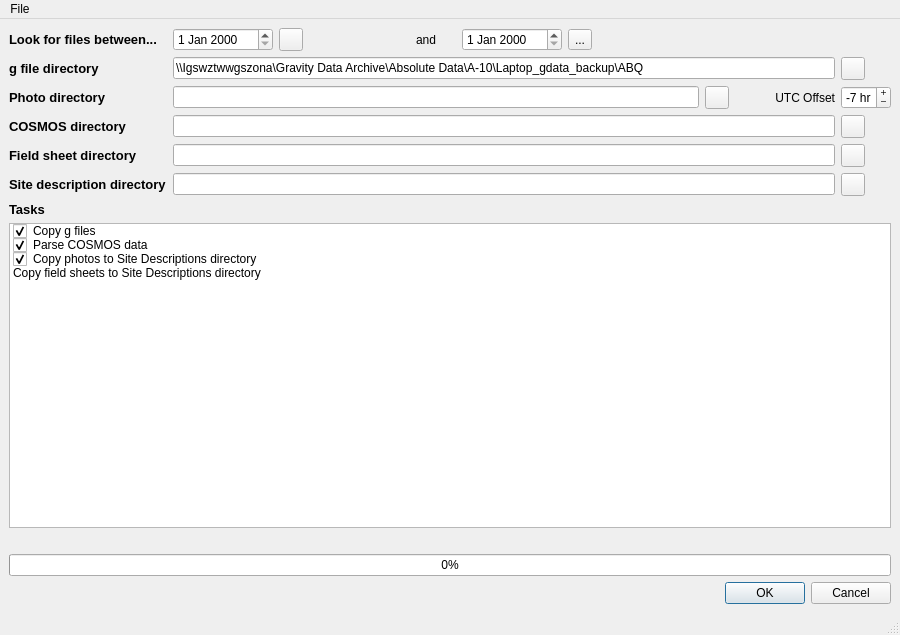
Old version of the form ingestor/ui/ingestor.ui in the repository jkennedy-usgs/sgp-utils.
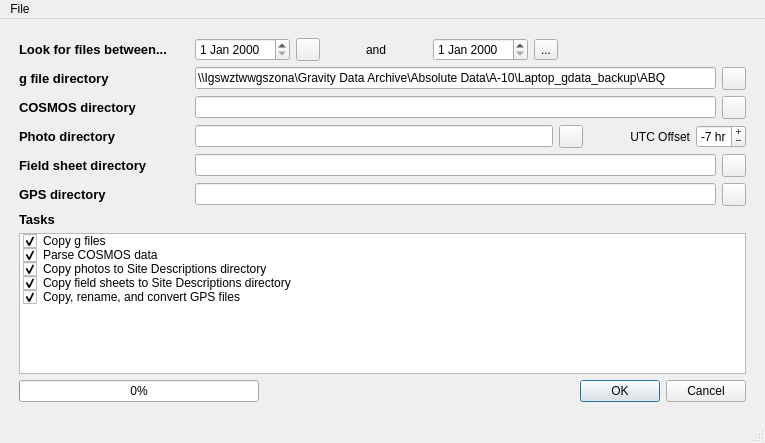
New version of the form. Icons and pictures are not drawn.

Commit message: Moved site description, GPS destination dirs to .ini file. Added GPS functionality.

What changed in the file:
```diff
--- a/ingestor/ui/ingestor.ui
+++ b/ingestor/ui/ingestor.ui
@@ -9,20 +9,26 @@
    <rect>
     <x>0</x>
     <y>0</y>
-    <width>900</width>
-    <height>635</height>
+    <width>765</width>
+    <height>443</height>
    </rect>
   </property>
+  <property name="sizePolicy">
+   <sizepolicy hsizetype="Preferred" vsizetype="Preferred">
+    <horstretch>0</horstretch>
+    <verstretch>0</verstretch>
+   </sizepolicy>
+  </property>
   <property name="minimumSize">
    <size>
-    <width>900</width>
-    <height>0</height>
+    <width>700</width>
+    <height>400</height>
    </size>
   </property>
   <property name="maximumSize">
    <size>
     <width>1200</width>
-    <height>16777215</height>
+    <height>800</height>
    </size>
   </property>
   <property name="windowTitle">
@@ -30,168 +36,52 @@
   </property>
   <widget class="QWidget" name="centralwidget">
    <layout class="QGridLayout" name="gridLayout">
-    <item row="5" column="8">
-     <widget class="QToolButton" name="fileBtn_photo">
-      <property name="text">
-       <string/>
+    <item row="0" column="0">
+     <layout class="QVBoxLayout" name="verticalLayout_3">
+      <property name="sizeConstraint">
+       <enum>QLayout::SetNoConstraint</enum>
       </property>
-      <property name="icon">
-       <iconset>
-        <normaloff>folder.png</normaloff>folder.png</iconset>
+      <property name="leftMargin">
+       <number>10</number>
       </property>
-     </widget>
-    </item>
-    <item row="10" column="10">
-     <widget class="QToolButton" name="fileBtn_sitedescription">
-      <property name="text">
-       <string/>
+      <property name="topMargin">
+       <number>10</number>
       </property>
-      <property name="icon">
-       <iconset>
-        <normaloff>folder.png</normaloff>folder.png</iconset>
+      <property name="rightMargin">
+       <number>10</number>
       </property>
-     </widget>
-    </item>
-    <item row="6" column="1" colspan="9">
-     <widget class="QLineEdit" name="cosmosLineEdit">
-      <property name="minimumSize">
-       <size>
-        <width>620</width>
-        <height>0</height>
-       </size>
+      <property name="bottomMargin">
+       <number>10</number>
       </property>
-     </widget>
-    </item>
-    <item row="7" column="1" colspan="9">
-     <widget class="QLineEdit" name="fieldsheetLineEdit">
-      <property name="minimumSize">
-       <size>
-        <width>620</width>
-        <height>0</height>
-       </size>
-      </property>
-     </widget>
-    </item>
-    <item row="7" column="10">
-     <widget class="QToolButton" name="fileBtn_fieldsheet">
-      <property name="text">
-       <string/>
-      </property>
-      <property name="icon">
-       <iconset>
-        <normaloff>folder.png</normaloff>folder.png</iconset>
-      </property>
-     </widget>
-    </item>
-    <item row="10" column="1" colspan="9">
-     <widget class="QLineEdit" name="sitedescriptionLineEdit">
-      <property name="minimumSize">
-       <size>
-        <width>620</width>
-        <height>0</height>
-       </size>
-      </property>
-     </widget>
-    </item>
-    <item row="6" column="10">
-     <widget class="QToolButton" name="fileBtn_cosmos">
-      <property name="text">
-       <string/>
-      </property>
-      <property name="icon">
-       <iconset>
-        <normaloff>folder.png</normaloff>folder.png</iconset>
-      </property>
-     </widget>
-    </item>
-    <item row="3" column="1" colspan="9">
-     <widget class="QLineEdit" name="gLineEdit">
-      <property name="text">
-       <string>\\Igswztwwgszona\Gravity Data Archive\Absolute Data\A-10\Laptop_gdata_backup\ABQ</string>
-      </property>
-     </widget>
-    </item>
-    <item row="13" column="0" colspan="11">
-     <widget class="QLabel" name="statusLabel">
-      <property name="enabled">
-       <bool>true</bool>
-      </property>
-      <property name="text">
-       <string/>
-      </property>
-     </widget>
-    </item>
-    <item row="12" column="0" colspan="11">
-     <widget class="QListWidget" name="listWidget">
       <item>
-       <property name="text">
-        <string>Copy g files</string>
-       </property>
-       <property name="checkState">
-        <enum>Checked</enum>
-       </property>
-      </item>
+       <layout class="QHBoxLayout" name="horizontalLayout_5">
       <item>
-       <property name="text">
-        <string>Parse COSMOS data</string>
-       </property>
-       <property name="checkState">
-        <enum>Checked</enum>
-       </property>
-      </item>
-      <item>
-       <property name="text">
-        <string>Copy photos to Site Descriptions directory</string>
-       </property>
-       <property name="checkState">
-        <enum>Checked</enum>
-       </property>
-      </item>
-      <item>
-       <property name="text">
-        <string>Copy field sheets to Site Descriptions directory</string>
-       </property>
-       <property name="checkState">
-        <enum>Unchecked</enum>
-       </property>
-      </item>
-     </widget>
-    </item>
-    <item row="5" column="10">
-     <widget class="QSpinBox" name="timeSpinBox">
+         <widget class="QLabel" name="label_2">
       <property name="minimumSize">
        <size>
-        <width>0</width>
+            <width>170</width>
         <height>0</height>
        </size>
       </property>
       <property name="maximumSize">
        <size>
-        <width>50</width>
+            <width>160</width>
         <height>16777215</height>
        </size>
       </property>
-      <property name="buttonSymbols">
-       <enum>QAbstractSpinBox::PlusMinus</enum>
-      </property>
-      <property name="suffix">
-       <string> hr</string>
-      </property>
-      <property name="minimum">
-       <number>-12</number>
-      </property>
-      <property name="maximum">
-       <number>12</number>
-      </property>
-      <property name="value">
-       <number>-7</number>
+          <property name="font">
+           <font>
+            <pointsize>10</pointsize>
+            <weight>75</weight>
+            <bold>true</bold>
+           </font>
+          </property>
+          <property name="text">
+           <string>Look for files between...</string>
       </property>
      </widget>
     </item>
-    <item row="5" column="1" colspan="7">
-     <widget class="QLineEdit" name="photoLineEdit"/>
-    </item>
-    <item row="2" column="1">
+        <item>
      <widget class="QDateEdit" name="startDateEdit">
       <property name="minimumSize">
        <size>
@@ -207,25 +97,120 @@
       </property>
      </widget>
     </item>
-    <item row="15" column="7" colspan="4">
-     <widget class="QDialogButtonBox" name="buttonBox">
+        <item>
+         <widget class="QToolButton" name="toolBtnCal1">
+          <property name="text">
+           <string/>
+          </property>
+          <property name="icon">
+           <iconset>
+            <normaloff>cal.jpg</normaloff>cal.jpg</iconset>
+          </property>
+          <property name="checkable">
+           <bool>false</bool>
+          </property>
+         </widget>
+        </item>
+        <item>
+         <spacer name="horizontalSpacer_3">
       <property name="orientation">
        <enum>Qt::Horizontal</enum>
       </property>
-      <property name="standardButtons">
-       <set>QDialogButtonBox::Cancel|QDialogButtonBox::Ok</set>
-      </property>
-     </widget>
-    </item>
-    <item row="14" column="0" colspan="11">
-     <widget class="QProgressBar" name="progressBar">
-      <property name="value">
-       <number>0</number>
-      </property>
-     </widget>
-    </item>
-    <item row="3" column="0">
+          <property name="sizeType">
+           <enum>QSizePolicy::Fixed</enum>
+          </property>
+          <property name="sizeHint" stdset="0">
+           <size>
+            <width>40</width>
+            <height>20</height>
+           </size>
+          </property>
+         </spacer>
+        </item>
+        <item>
+         <widget class="QLabel" name="label_3">
+          <property name="sizePolicy">
+           <sizepolicy hsizetype="Preferred" vsizetype="Preferred">
+            <horstretch>0</horstretch>
+            <verstretch>0</verstretch>
+           </sizepolicy>
+          </property>
+          <property name="maximumSize">
+           <size>
+            <width>40</width>
+            <height>16777215</height>
+           </size>
+          </property>
+          <property name="text">
+           <string>and</string>
+          </property>
+         </widget>
+        </item>
+        <item>
+         <spacer name="horizontalSpacer_4">
+          <property name="orientation">
+           <enum>Qt::Horizontal</enum>
+          </property>
+          <property name="sizeType">
+           <enum>QSizePolicy::Fixed</enum>
+          </property>
+          <property name="sizeHint" stdset="0">
+           <size>
+            <width>40</width>
+            <height>20</height>
+           </size>
+          </property>
+         </spacer>
+        </item>
+        <item>
+         <widget class="QDateEdit" name="endDateEdit">
+          <property name="maximumSize">
+           <size>
+            <width>120</width>
+            <height>16777215</height>
+           </size>
+          </property>
+         </widget>
+        </item>
+        <item>
+         <widget class="QToolButton" name="toolBtnCal2">
+          <property name="text">
+           <string>...</string>
+          </property>
+          <property name="icon">
+           <iconset>
+            <normaloff>cal.jpg</normaloff>cal.jpg</iconset>
+          </property>
+         </widget>
+        </item>
+        <item>
+         <spacer name="horizontalSpacer_2">
+          <property name="orientation">
+           <enum>Qt::Horizontal</enum>
+          </property>
+          <property name="sizeType">
+           <enum>QSizePolicy::Expanding</enum>
+          </property>
+          <property name="sizeHint" stdset="0">
+           <size>
+            <width>40</width>
+            <height>20</height>
+           </size>
+          </property>
+         </spacer>
+        </item>
+       </layout>
+      </item>
+      <item>
+       <layout class="QHBoxLayout" name="horizontalLayout_2">
+        <item>
      <widget class="QLabel" name="label">
+          <property name="minimumSize">
+           <size>
+            <width>170</width>
+            <height>0</height>
+           </size>
+          </property>
       <property name="font">
        <font>
         <pointsize>10</pointsize>
@@ -241,22 +226,44 @@
       </property>
      </widget>
     </item>
-    <item row="2" column="2">
-     <widget class="QToolButton" name="toolBtnCal1">
+        <item>
+         <widget class="QLineEdit" name="gLineEdit">
+          <property name="minimumSize">
+           <size>
+            <width>400</width>
+            <height>0</height>
+           </size>
+          </property>
+          <property name="text">
+           <string>\\Igswztwwgszona\Gravity Data Archive\Absolute Data\A-10\Laptop_gdata_backup\ABQ</string>
+          </property>
+         </widget>
+        </item>
+        <item>
+         <widget class="QToolButton" name="fileBtn_g">
       <property name="text">
        <string/>
       </property>
       <property name="icon">
        <iconset>
-        <normaloff>cal.jpg</normaloff>cal.jpg</iconset>
-      </property>
-      <property name="checkable">
-       <bool>false</bool>
+            <normaloff>folder.png</normaloff>folder.png</iconset>
       </property>
      </widget>
     </item>
-    <item row="6" column="0">
+       </layout>
+      </item>
+      <item>
+       <layout class="QHBoxLayout" name="horizontalLayout_8">
+        <item>
+         <layout class="QHBoxLayout" name="horizontalLayout_4">
+          <item>
      <widget class="QLabel" name="label_5">
+            <property name="minimumSize">
+             <size>
+              <width>170</width>
+              <height>0</height>
+             </size>
+            </property>
       <property name="font">
        <font>
         <pointsize>10</pointsize>
@@ -275,41 +282,41 @@
       </property>
      </widget>
     </item>
-    <item row="2" column="4">
-     <widget class="QLabel" name="label_3">
-      <property name="sizePolicy">
-       <sizepolicy hsizetype="Preferred" vsizetype="Preferred">
-        <horstretch>0</horstretch>
-        <verstretch>0</verstretch>
-       </sizepolicy>
-      </property>
-      <property name="maximumSize">
+          <item>
+           <widget class="QLineEdit" name="cosmosLineEdit">
+            <property name="minimumSize">
        <size>
-        <width>40</width>
-        <height>16777215</height>
-       </size>
-      </property>
-      <property name="text">
-       <string>and</string>
-      </property>
-     </widget>
-    </item>
-    <item row="2" column="0">
-     <widget class="QLabel" name="label_2">
-      <property name="font">
-       <font>
-        <pointsize>10</pointsize>
-        <weight>75</weight>
-        <bold>true</bold>
-       </font>
-      </property>
+              <width>400</width>
+              <height>0</height>
+             </size>
+            </property>
+           </widget>
+          </item>
+         </layout>
+        </item>
+        <item>
+         <widget class="QToolButton" name="fileBtn_cosmos">
       <property name="text">
-       <string>Look for files between...</string>
-      </property>
-     </widget>
-    </item>
-    <item row="5" column="0">
+           <string/>
+          </property>
+          <property name="icon">
+           <iconset>
+            <normaloff>folder.png</normaloff>folder.png</iconset>
+          </property>
+         </widget>
+        </item>
+       </layout>
+      </item>
+      <item>
+       <layout class="QHBoxLayout" name="horizontalLayout">
+        <item>
      <widget class="QLabel" name="label_4">
+          <property name="minimumSize">
+           <size>
+            <width>170</width>
+            <height>0</height>
+           </size>
+          </property>
       <property name="font">
        <font>
         <pointsize>10</pointsize>
@@ -325,27 +332,20 @@
       </property>
      </widget>
     </item>
-    <item row="7" column="0">
-     <widget class="QLabel" name="label_7">
-      <property name="font">
-       <font>
-        <pointsize>10</pointsize>
-        <weight>75</weight>
-        <bold>true</bold>
-       </font>
-      </property>
-      <property name="toolTip">
-       <string>&lt;html&gt;&lt;head/&gt;&lt;body&gt;&lt;p&gt;&lt;span style=&quot; font-weight:400;&quot;&gt;The directory where scanned field sheets in PDF format are located. If specified, field sheets with the station name and date in the title are moved (not copied) to the appropriate measurement directory in the Working Data directory.&lt;/span&gt;&lt;/p&gt;&lt;p&gt;&lt;span style=&quot; font-weight:400;&quot;&gt;Field sheet filenames must be in the format:&lt;/span&gt;&lt;/p&gt;&lt;p&gt;&lt;span style=&quot; font-weight:400;&quot;&gt;&amp;lt;station name&amp;gt;_YYYY-MM-DD.pdf&lt;/span&gt;&lt;/p&gt;&lt;p&gt;&lt;span style=&quot; font-weight:400;&quot;&gt;For example, MENA_2019-05-10.pdf&lt;/span&gt;&lt;/p&gt;&lt;p&gt;&lt;span style=&quot; font-weight:400;&quot;&gt;The station name must match the name in the *.project.txt file and the station name in the Working Data directory.&lt;/span&gt;&lt;/p&gt;&lt;p&gt;&lt;span style=&quot; font-weight:400;&quot;&gt;Acceptable formats:&lt;/span&gt;&lt;/p&gt;&lt;p&gt;&lt;span style=&quot; font-weight:400;&quot;&gt;X:\incoming\AAC_2019-04-03&lt;/span&gt;&lt;/p&gt;&lt;p&gt;&lt;span style=&quot; font-weight:400;&quot;&gt;\\Igswztwwgszona\GravityData Archive\incoming\AAC_2019-04-03&lt;/span&gt;&lt;/p&gt;&lt;p&gt;&lt;span style=&quot; font-weight:400;&quot;&gt;X:/incoming/AAC_2019-04-03&lt;/span&gt;&lt;/p&gt;&lt;/body&gt;&lt;/html&gt;</string>
-      </property>
-      <property name="text">
-       <string>Field sheet directory</string>
+        <item>
+         <widget class="QLineEdit" name="photoLineEdit">
+          <property name="minimumSize">
+           <size>
+            <width>300</width>
+            <height>0</height>
+           </size>
       </property>
      </widget>
     </item>
-    <item row="2" column="6">
-     <widget class="QToolButton" name="toolBtnCal2">
+        <item>
+         <widget class="QToolButton" name="fileBtn_photo">
       <property name="text">
-       <string>...</string>
+           <string/>
       </property>
       <property name="icon">
        <iconset>
@@ -353,38 +353,23 @@
       </property>
      </widget>
     </item>
-    <item row="10" column="0">
-     <widget class="QLabel" name="label_9">
-      <property name="font">
-       <font>
-        <pointsize>10</pointsize>
-        <weight>75</weight>
-        <bold>true</bold>
-       </font>
-      </property>
-      <property name="toolTip">
-       <string>&lt;html&gt;&lt;head/&gt;&lt;body&gt;&lt;p&gt;&lt;span style=&quot; font-weight:400;&quot;&gt;The site description directory. Photos are renamed and copied to this directory, based on the project area and the station name in the Working Data path. &lt;/span&gt;&lt;/p&gt;&lt;p&gt;&lt;br/&gt;&lt;span style=&quot; font-weight:400;&quot;&gt;Acceptable formats:&lt;/span&gt;&lt;/p&gt;&lt;p&gt;&lt;span style=&quot; font-weight:400;&quot;&gt;X:\Site Descriptions&lt;/span&gt;&lt;/p&gt;&lt;p&gt;&lt;span style=&quot; font-weight:400;&quot;&gt;\\gs\TucsonAZ-W\WSC\Gravity Data Archive\Site Descriptions&lt;/span&gt;&lt;/p&gt;&lt;p&gt;&lt;span style=&quot; font-weight:400;&quot;&gt;X:/Site Descriptions&lt;/span&gt;&lt;/p&gt;&lt;/body&gt;&lt;/html&gt;</string>
-      </property>
-      <property name="text">
-       <string>Site description directory</string>
-      </property>
-     </widget>
-    </item>
-    <item row="11" column="0">
-     <widget class="QLabel" name="label_6">
-      <property name="font">
-       <font>
-        <pointsize>10</pointsize>
-        <weight>75</weight>
-        <bold>true</bold>
-       </font>
-      </property>
-      <property name="text">
-       <string>Tasks</string>
-      </property>
-     </widget>
-    </item>
-    <item row="5" column="9">
+        <item>
+         <spacer name="horizontalSpacer_5">
+          <property name="orientation">
+           <enum>Qt::Horizontal</enum>
+          </property>
+          <property name="sizeType">
+           <enum>QSizePolicy::Fixed</enum>
+          </property>
+          <property name="sizeHint" stdset="0">
+           <size>
+            <width>40</width>
+            <height>20</height>
+           </size>
+          </property>
+         </spacer>
+        </item>
+        <item>
      <widget class="QLabel" name="label_8">
       <property name="maximumSize">
        <size>
@@ -400,19 +385,81 @@
       </property>
      </widget>
     </item>
-    <item row="2" column="5">
-     <widget class="QDateEdit" name="endDateEdit">
+        <item>
+         <widget class="QSpinBox" name="timeSpinBox">
+          <property name="minimumSize">
+           <size>
+            <width>0</width>
+            <height>0</height>
+           </size>
+          </property>
       <property name="maximumSize">
        <size>
-        <width>120</width>
+            <width>50</width>
         <height>16777215</height>
        </size>
       </property>
-     </widget>
-    </item>
-    <item row="3" column="10">
-     <widget class="QToolButton" name="fileBtn_g">
+          <property name="buttonSymbols">
+           <enum>QAbstractSpinBox::PlusMinus</enum>
+          </property>
+          <property name="suffix">
+           <string> hr</string>
+          </property>
+          <property name="minimum">
+           <number>-12</number>
+          </property>
+          <property name="maximum">
+           <number>12</number>
+          </property>
+          <property name="value">
+           <number>-7</number>
+          </property>
+         </widget>
+        </item>
+       </layout>
+      </item>
+      <item>
+       <layout class="QHBoxLayout" name="horizontalLayout_10">
+        <item>
+         <layout class="QHBoxLayout" name="horizontalLayout_6">
+          <item>
+           <widget class="QLabel" name="label_7">
+            <property name="minimumSize">
+             <size>
+              <width>170</width>
+              <height>0</height>
+             </size>
+            </property>
+            <property name="font">
+             <font>
+              <pointsize>10</pointsize>
+              <weight>75</weight>
+              <bold>true</bold>
+             </font>
+            </property>
+            <property name="toolTip">
+             <string>&lt;html&gt;&lt;head/&gt;&lt;body&gt;&lt;p&gt;&lt;span style=&quot; font-weight:400;&quot;&gt;The directory where scanned field sheets in PDF format are located. If specified, field sheets with the station name and date in the title are moved (not copied) to the appropriate measurement directory in the Working Data directory.&lt;/span&gt;&lt;/p&gt;&lt;p&gt;&lt;span style=&quot; font-weight:400;&quot;&gt;Field sheet filenames must be in the format:&lt;/span&gt;&lt;/p&gt;&lt;p&gt;&lt;span style=&quot; font-weight:400;&quot;&gt;&amp;lt;station name&amp;gt;_YYYY-MM-DD.pdf&lt;/span&gt;&lt;/p&gt;&lt;p&gt;&lt;span style=&quot; font-weight:400;&quot;&gt;For example, MENA_2019-05-10.pdf&lt;/span&gt;&lt;/p&gt;&lt;p&gt;&lt;span style=&quot; font-weight:400;&quot;&gt;The station name must match the name in the *.project.txt file and the station name in the Working Data directory.&lt;/span&gt;&lt;/p&gt;&lt;p&gt;&lt;span style=&quot; font-weight:400;&quot;&gt;Acceptable formats:&lt;/span&gt;&lt;/p&gt;&lt;p&gt;&lt;span style=&quot; font-weight:400;&quot;&gt;X:\incoming\AAC_2019-04-03&lt;/span&gt;&lt;/p&gt;&lt;p&gt;&lt;span style=&quot; font-weight:400;&quot;&gt;\\Igswztwwgszona\GravityData Archive\incoming\AAC_2019-04-03&lt;/span&gt;&lt;/p&gt;&lt;p&gt;&lt;span style=&quot; font-weight:400;&quot;&gt;X:/incoming/AAC_2019-04-03&lt;/span&gt;&lt;/p&gt;&lt;/body&gt;&lt;/html&gt;</string>
+            </property>
       <property name="text">
+             <string>Field sheet directory</string>
+            </property>
+           </widget>
+          </item>
+          <item>
+           <widget class="QLineEdit" name="fieldsheetLineEdit">
+            <property name="minimumSize">
+             <size>
+              <width>400</width>
+              <height>0</height>
+             </size>
+            </property>
+           </widget>
+          </item>
+         </layout>
+        </item>
+        <item>
+         <widget class="QToolButton" name="fileBtn_fieldsheet">
+          <property name="text">
        <string/>
       </property>
       <property name="icon">
@@ -420,6 +467,173 @@
         <normaloff>folder.png</normaloff>folder.png</iconset>
       </property>
      </widget>
+        </item>
+       </layout>
+      </item>
+      <item>
+       <layout class="QHBoxLayout" name="horizontalLayout_11">
+        <item>
+         <widget class="QLabel" name="label_10">
+          <property name="minimumSize">
+           <size>
+            <width>170</width>
+            <height>0</height>
+           </size>
+          </property>
+          <property name="font">
+           <font>
+            <pointsize>10</pointsize>
+            <weight>75</weight>
+            <bold>true</bold>
+           </font>
+          </property>
+          <property name="toolTip">
+           <string>&lt;html&gt;&lt;head/&gt;&lt;body&gt;&lt;p&gt;&lt;span style=&quot; font-weight:400;&quot;&gt;The directory where scanned field sheets in PDF format are located. If specified, field sheets with the station name and date in the title are moved (not copied) to the appropriate measurement directory in the Working Data directory.&lt;/span&gt;&lt;/p&gt;&lt;p&gt;&lt;span style=&quot; font-weight:400;&quot;&gt;Field sheet filenames must be in the format:&lt;/span&gt;&lt;/p&gt;&lt;p&gt;&lt;span style=&quot; font-weight:400;&quot;&gt;&amp;lt;station name&amp;gt;_YYYY-MM-DD.pdf&lt;/span&gt;&lt;/p&gt;&lt;p&gt;&lt;span style=&quot; font-weight:400;&quot;&gt;For example, MENA_2019-05-10.pdf&lt;/span&gt;&lt;/p&gt;&lt;p&gt;&lt;span style=&quot; font-weight:400;&quot;&gt;The station name must match the name in the *.project.txt file and the station name in the Working Data directory.&lt;/span&gt;&lt;/p&gt;&lt;p&gt;&lt;span style=&quot; font-weight:400;&quot;&gt;Acceptable formats:&lt;/span&gt;&lt;/p&gt;&lt;p&gt;&lt;span style=&quot; font-weight:400;&quot;&gt;X:\incoming\AAC_2019-04-03&lt;/span&gt;&lt;/p&gt;&lt;p&gt;&lt;span style=&quot; font-weight:400;&quot;&gt;\\Igswztwwgszona\GravityData Archive\incoming\AAC_2019-04-03&lt;/span&gt;&lt;/p&gt;&lt;p&gt;&lt;span style=&quot; font-weight:400;&quot;&gt;X:/incoming/AAC_2019-04-03&lt;/span&gt;&lt;/p&gt;&lt;/body&gt;&lt;/html&gt;</string>
+          </property>
+          <property name="text">
+           <string>GPS directory</string>
+          </property>
+         </widget>
+        </item>
+        <item>
+         <widget class="QLineEdit" name="GPSLineEdit">
+          <property name="minimumSize">
+           <size>
+            <width>400</width>
+            <height>0</height>
+           </size>
+          </property>
+         </widget>
+        </item>
+        <item>
+         <widget class="QToolButton" name="fileBtn_GPS">
+          <property name="text">
+           <string/>
+          </property>
+          <property name="icon">
+           <iconset>
+            <normaloff>folder.png</normaloff>folder.png</iconset>
+          </property>
+         </widget>
+        </item>
+       </layout>
+      </item>
+      <item>
+       <layout class="QVBoxLayout" name="verticalLayout_2">
+        <property name="sizeConstraint">
+         <enum>QLayout::SetDefaultConstraint</enum>
+        </property>
+        <item>
+         <layout class="QVBoxLayout" name="verticalLayout">
+          <item>
+           <widget class="QLabel" name="label_6">
+            <property name="font">
+             <font>
+              <pointsize>10</pointsize>
+              <weight>75</weight>
+              <bold>true</bold>
+             </font>
+            </property>
+            <property name="text">
+             <string>Tasks</string>
+            </property>
+           </widget>
+          </item>
+          <item>
+           <widget class="QListWidget" name="listWidget">
+            <property name="sizePolicy">
+             <sizepolicy hsizetype="Expanding" vsizetype="Expanding">
+              <horstretch>0</horstretch>
+              <verstretch>200</verstretch>
+             </sizepolicy>
+            </property>
+            <property name="minimumSize">
+             <size>
+              <width>400</width>
+              <height>0</height>
+             </size>
+            </property>
+            <item>
+             <property name="text">
+              <string>Copy g files</string>
+             </property>
+             <property name="checkState">
+              <enum>Checked</enum>
+             </property>
+            </item>
+            <item>
+             <property name="text">
+              <string>Parse COSMOS data</string>
+             </property>
+             <property name="checkState">
+              <enum>Checked</enum>
+             </property>
+            </item>
+            <item>
+             <property name="text">
+              <string>Copy photos to Site Descriptions directory</string>
+             </property>
+             <property name="checkState">
+              <enum>Checked</enum>
+             </property>
+            </item>
+            <item>
+             <property name="text">
+              <string>Copy field sheets to Site Descriptions directory</string>
+             </property>
+             <property name="checkState">
+              <enum>Checked</enum>
+             </property>
+            </item>
+            <item>
+             <property name="text">
+              <string>Copy, rename, and convert GPS files</string>
+             </property>
+             <property name="checkState">
+              <enum>Checked</enum>
+             </property>
+            </item>
+           </widget>
+          </item>
+         </layout>
+        </item>
+        <item>
+         <layout class="QHBoxLayout" name="horizontalLayout_3">
+          <item>
+           <widget class="QProgressBar" name="progressBar">
+            <property name="value">
+             <number>0</number>
+            </property>
+           </widget>
+          </item>
+          <item>
+           <spacer name="horizontalSpacer">
+            <property name="orientation">
+             <enum>Qt::Horizontal</enum>
+            </property>
+            <property name="sizeHint" stdset="0">
+             <size>
+              <width>40</width>
+              <height>20</height>
+             </size>
+            </property>
+           </spacer>
+          </item>
+          <item>
+           <widget class="QDialogButtonBox" name="buttonBox">
+            <property name="orientation">
+             <enum>Qt::Horizontal</enum>
+            </property>
+            <property name="standardButtons">
+             <set>QDialogButtonBox::Cancel|QDialogButtonBox::Ok</set>
+            </property>
+           </widget>
+          </item>
+         </layout>
+        </item>
+       </layout>
+      </item>
+     </layout>
     </item>
    </layout>
   </widget>
@@ -428,7 +642,7 @@
     <rect>
      <x>0</x>
      <y>0</y>
-     <width>900</width>
+     <width>765</width>
      <height>21</height>
     </rect>
    </property>
```
Left out of the diff: 117 changed lines with no effect on the pictures. Lines whose indentation alone changed are shown as unchanged. The commit also changes 7 other files.
